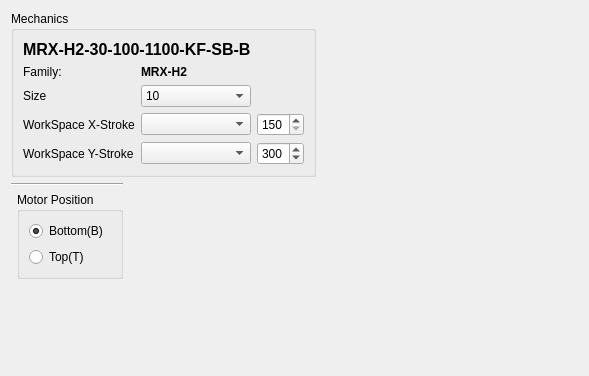
The window that source/wnd/h2configuration.ui (ww4u/mct-t4) describes before a commit, drawn with Qt 5.
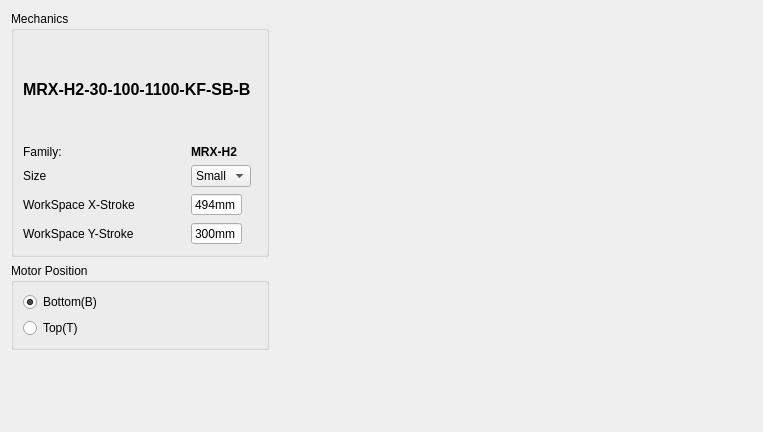
The same window after the commit. Icons and pictures are not drawn.

Patch:
```diff
--- a/source/wnd/h2configuration.ui
+++ b/source/wnd/h2configuration.ui
@@ -6,8 +6,8 @@
    <rect>
     <x>0</x>
     <y>0</y>
-    <width>589</width>
-    <height>376</height>
+    <width>763</width>
+    <height>432</height>
    </rect>
   </property>
   <property name="baseSize">
@@ -52,39 +52,14 @@
       <string>Mechanics</string>
      </property>
      <layout class="QGridLayout" name="gridLayout_3">
-      <item row="3" column="2">
-       <widget class="QSpinBox" name="spinBox_X">
-        <property name="minimum">
-         <number>150</number>
+      <item row="5" column="0">
+       <widget class="QLabel" name="workSpaceStrokeXLabel">
+        <property name="text">
+         <string>WorkSpace X-Stroke</string>
         </property>
-        <property name="maximum">
-         <number>700</number>
-        </property>
-        <property name="singleStep">
-         <number>10</number>
-        </property>
-        <property name="value">
-         <number>150</number>
-        </property>
        </widget>
       </item>
-      <item row="4" column="2">
-       <widget class="QSpinBox" name="spinBox_Y">
-        <property name="minimum">
-         <number>100</number>
-        </property>
-        <property name="maximum">
-         <number>700</number>
-        </property>
-        <property name="singleStep">
-         <number>10</number>
-        </property>
-        <property name="value">
-         <number>300</number>
-        </property>
-       </widget>
-      </item>
-      <item row="4" column="0">
+      <item row="6" column="0">
        <widget class="QLabel" name="workSpaceStrokeYLabel">
         <property name="text">
          <string>WorkSpace Y-Stroke</string>
@@ -92,27 +67,26 @@
        </widget>
       </item>
       <item row="3" column="0">
-       <widget class="QLabel" name="workSpaceStrokeXLabel">
-        <property name="text">
-         <string>WorkSpace X-Stroke</string>
+       <widget class="QLabel" name="label_2">
+        <property name="sizePolicy">
+         <sizepolicy hsizetype="Preferred" vsizetype="Fixed">
+          <horstretch>0</horstretch>
+          <verstretch>0</verstretch>
+         </sizepolicy>
         </property>
-       </widget>
-      </item>
-      <item row="3" column="1">
-       <widget class="QComboBox" name="workSpaceStrokeXComboBox"/>
-      </item>
-      <item row="2" column="0">
-       <widget class="QLabel" name="sizeLabel">
         <property name="text">
-         <string>Size</string>
+         <string>Family:</string>
         </property>
        </widget>
       </item>
-      <item row="4" column="1">
-       <widget class="QComboBox" name="workSpaceStrokeYComboBox"/>
-      </item>
-      <item row="0" column="0" colspan="2">
+      <item row="1" column="0" colspan="2">
        <widget class="QLabel" name="label_model">
+        <property name="sizePolicy">
+         <sizepolicy hsizetype="Preferred" vsizetype="Fixed">
+          <horstretch>0</horstretch>
+          <verstretch>0</verstretch>
+         </sizepolicy>
+        </property>
         <property name="font">
          <font>
           <pointsize>12</pointsize>
@@ -125,14 +99,27 @@
         </property>
        </widget>
       </item>
-      <item row="2" column="1">
+      <item row="4" column="0">
+       <widget class="QLabel" name="sizeLabel">
+        <property name="text">
+         <string>Size</string>
+        </property>
+       </widget>
+      </item>
+      <item row="4" column="1">
        <widget class="QComboBox" name="sizeComboBox">
+        <property name="sizePolicy">
+         <sizepolicy hsizetype="Fixed" vsizetype="Fixed">
+          <horstretch>0</horstretch>
+          <verstretch>0</verstretch>
+         </sizepolicy>
+        </property>
         <property name="editable">
          <bool>false</bool>
         </property>
         <item>
          <property name="text">
-          <string>10</string>
+          <string>Small</string>
          </property>
         </item>
         <item>
@@ -142,14 +129,7 @@
         </item>
        </widget>
       </item>
-      <item row="1" column="0">
-       <widget class="QLabel" name="label_2">
-        <property name="text">
-         <string>Family:</string>
-        </property>
-       </widget>
-      </item>
-      <item row="1" column="1">
+      <item row="3" column="1">
        <widget class="QLabel" name="label_family">
         <property name="font">
          <font>
@@ -162,12 +142,100 @@
         </property>
        </widget>
       </item>
+      <item row="5" column="1" colspan="2">
+       <widget class="QSpinBox" name="spinBox_X">
+        <property name="sizePolicy">
+         <sizepolicy hsizetype="Fixed" vsizetype="Fixed">
+          <horstretch>0</horstretch>
+          <verstretch>0</verstretch>
+         </sizepolicy>
+        </property>
+        <property name="alignment">
+         <set>Qt::AlignRight|Qt::AlignTrailing|Qt::AlignVCenter</set>
+        </property>
+        <property name="buttonSymbols">
+         <enum>QAbstractSpinBox::NoButtons</enum>
+        </property>
+        <property name="suffix">
+         <string>mm</string>
+        </property>
+        <property name="minimum">
+         <number>0</number>
+        </property>
+        <property name="maximum">
+         <number>494</number>
+        </property>
+        <property name="singleStep">
+         <number>10</number>
+        </property>
+        <property name="value">
+         <number>494</number>
+        </property>
+       </widget>
+      </item>
+      <item row="6" column="1" colspan="2">
+       <widget class="QSpinBox" name="spinBox_Y">
+        <property name="sizePolicy">
+         <sizepolicy hsizetype="Fixed" vsizetype="Fixed">
+          <horstretch>0</horstretch>
+          <verstretch>0</verstretch>
+         </sizepolicy>
+        </property>
+        <property name="alignment">
+         <set>Qt::AlignRight|Qt::AlignTrailing|Qt::AlignVCenter</set>
+        </property>
+        <property name="buttonSymbols">
+         <enum>QAbstractSpinBox::NoButtons</enum>
+        </property>
+        <property name="suffix">
+         <string>mm</string>
+        </property>
+        <property name="minimum">
+         <number>0</number>
+        </property>
+        <property name="maximum">
+         <number>770</number>
+        </property>
+        <property name="singleStep">
+         <number>10</number>
+        </property>
+        <property name="value">
+         <number>300</number>
+        </property>
+       </widget>
+      </item>
+      <item row="2" column="0" colspan="2">
+       <spacer name="verticalSpacer_2">
+        <property name="orientation">
+         <enum>Qt::Vertical</enum>
+        </property>
+        <property name="sizeHint" stdset="0">
+         <size>
+          <width>20</width>
+          <height>40</height>
+         </size>
+        </property>
+       </spacer>
+      </item>
+      <item row="0" column="0" colspan="2">
+       <spacer name="verticalSpacer_3">
+        <property name="orientation">
+         <enum>Qt::Vertical</enum>
+        </property>
+        <property name="sizeHint" stdset="0">
+         <size>
+          <width>20</width>
+          <height>40</height>
+         </size>
+        </property>
+       </spacer>
+      </item>
      </layout>
     </widget>
    </item>
    <item row="1" column="0">
     <layout class="QGridLayout" name="gridLayout">
-     <item row="1" column="1">
+     <item row="0" column="0">
       <widget class="QGroupBox" name="groupBox_2">
        <property name="title">
         <string>Motor Position</string>
@@ -193,26 +261,6 @@
        </layout>
       </widget>
      </item>
-     <item row="0" column="0" colspan="2">
-      <widget class="Line" name="line">
-       <property name="orientation">
-        <enum>Qt::Horizontal</enum>
-       </property>
-      </widget>
-     </item>
-     <item row="1" column="2">
-      <spacer name="horizontalSpacer">
-       <property name="orientation">
-        <enum>Qt::Horizontal</enum>
-       </property>
-       <property name="sizeHint" stdset="0">
-        <size>
-         <width>40</width>
-         <height>20</height>
-        </size>
-       </property>
-      </spacer>
-     </item>
     </layout>
    </item>
    <item row="2" column="0">
```
Left out of the diff: 2 changed lines with no effect on the pictures.
